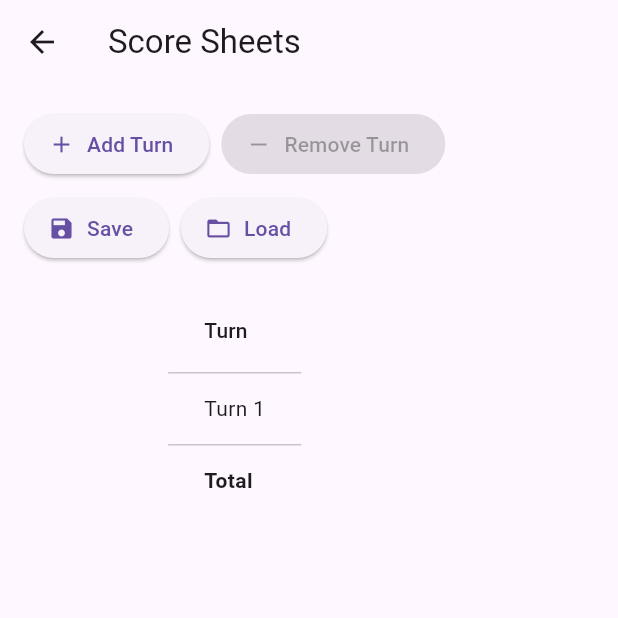
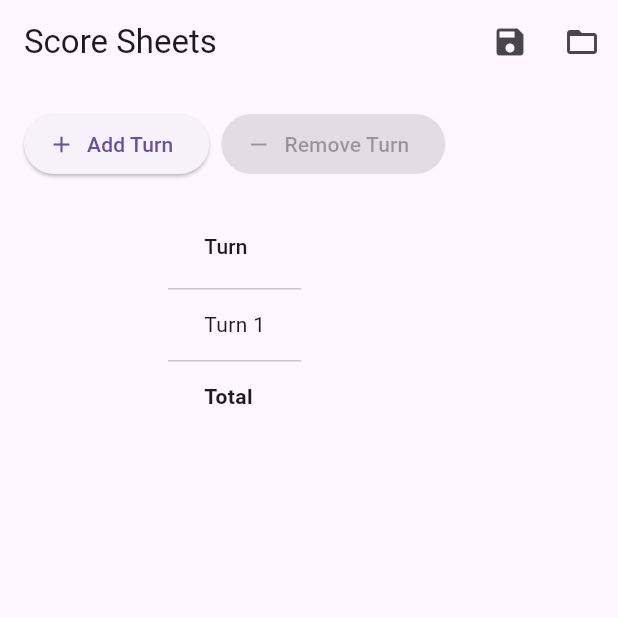
Before and after one commit to RMStyle/simply-scored, a Flutter app: the ScoreSheetsTable screen opened directly with empty values, on a phone screen of 412 x 824 dp, the top half of it. Run offline on Flutter 3.47's test engine with Material 3 defaults, Android fonts, the phone set to English and light mode, and no system bars; our stand-ins replace dynamic_color, file_picker, shared_preferences; accounts and stored records are empty.

Commit message:
Added more info in about dialog; Cleaned up code and interface  for scoreboard;

```diff
--- a/lib/components/scoreboard.dart
+++ b/lib/components/scoreboard.dart
@@ -101,22 +101,8 @@ class _ScoreSheetsTableState extends State<ScoreSheetsTable> {
     }
   }
 
-  Future<void> _loadFromFile({String filename = 'scoreboard.json'}) async {
+  Future<void> _loadFromFile() async {
     try {
-      File? file;
-      if (filename != 'scoreboard.json') {
-        final dir = await getApplicationDocumentsDirectory();
-        file = File('${dir.path}/$filename');
-        if (!await file.exists()) {
-          if (mounted) {
-            ScaffoldMessenger.of(context).showSnackBar(
-              SnackBar(content: Text('File not found: $filename')),
-            );
-          }
-          return;
-        }
-      } else {
-        // Use native file picker to choose a JSON file.
       final result = await FilePicker.platform.pickFiles(
         type: FileType.custom,
         allowedExtensions: ['json'],
@@ -124,8 +110,7 @@ class _ScoreSheetsTableState extends State<ScoreSheetsTable> {
       if (result == null || result.files.isEmpty) return;
       final pickedPath = result.files.single.path;
       if (pickedPath == null) return;
-        file = File(pickedPath);
-      }
+      final file = File(pickedPath);
 
       final raw = await file.readAsString();
       final data = jsonDecode(raw) as Map<String, dynamic>;
@@ -179,7 +164,22 @@ class _ScoreSheetsTableState extends State<ScoreSheetsTable> {
   @override
   Widget build(BuildContext context) {
     return Scaffold(
-      appBar: AppBar(title: const Text('Score Sheets')),
+      appBar: AppBar(
+        title: const Text('Score Sheets'),
+        actions: [
+          IconButton(
+            onPressed: _saveToFile,
+            tooltip: 'Save',
+            icon: const Icon(Icons.save),
+          ),
+          IconButton(
+            onPressed: _loadFromFile,
+            tooltip: 'Load',
+            icon: const Icon(Icons.folder_open),
+          ),
+        ],
+        automaticallyImplyLeading: !Platform.isAndroid,
+      ),
       body: Padding(
         padding: const EdgeInsets.all(16.0),
         child: Column(
@@ -197,16 +197,6 @@ class _ScoreSheetsTableState extends State<ScoreSheetsTable> {
                   onPressed: (turns > 1) ? _removeTurn : null,
                   label: const Text('Remove Turn'),
                   icon: const Icon(Icons.remove),
-                ),
-                ElevatedButton.icon(
-                  onPressed: _saveToFile,
-                  label: const Text('Save'),
-                  icon: const Icon(Icons.save),
-                ),
-                ElevatedButton.icon(
-                  onPressed: _loadFromFile,
-                  label: const Text('Load'),
-                  icon: const Icon(Icons.folder_open),
                 ),
               ],
             ),
```
Also changed, not shown: lib/main.dart (+3 -4 lines). Lines whose indentation alone changed are shown as unchanged.
